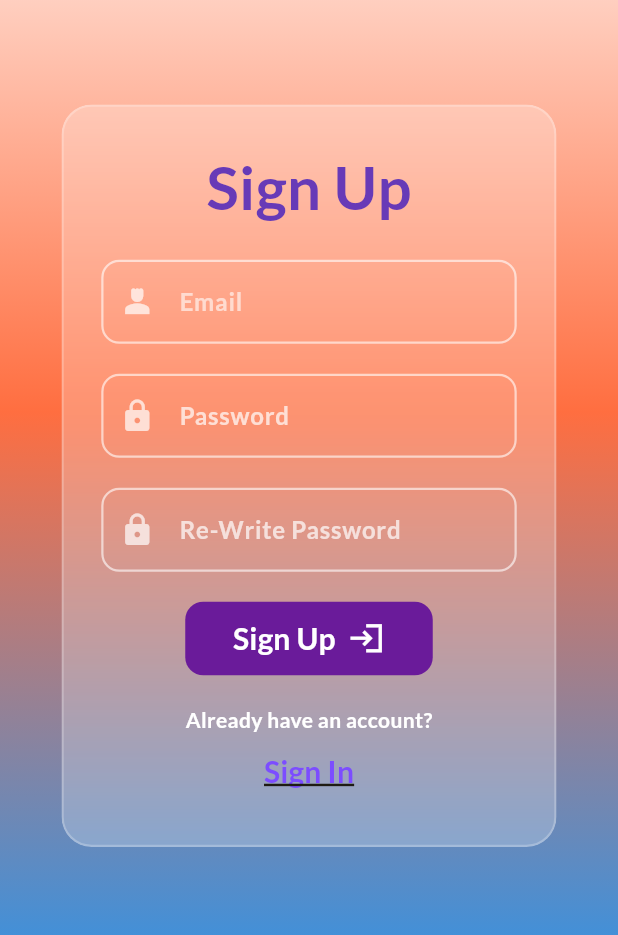
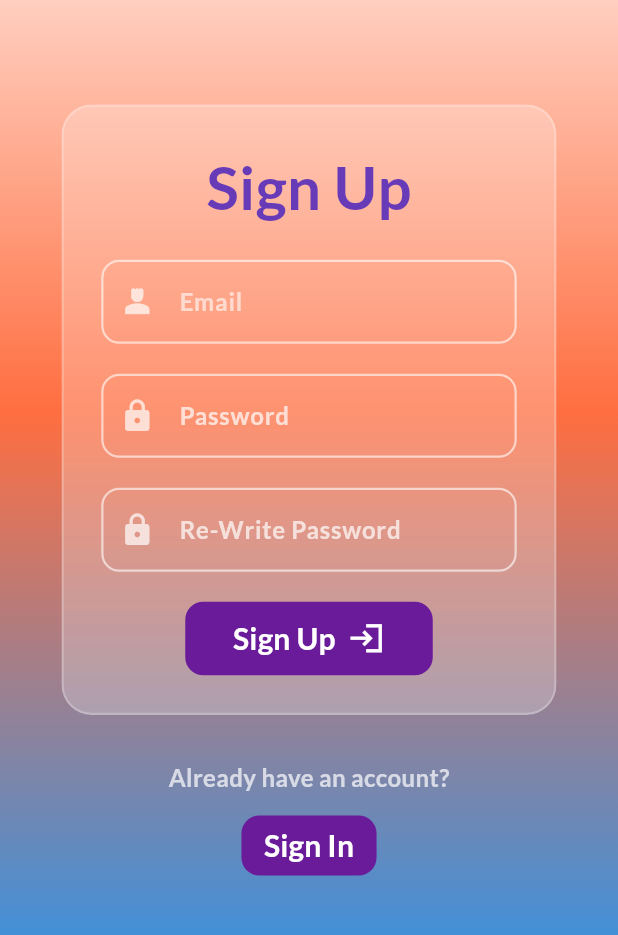
Before and after one commit to Ahmed-Ravy/Smart-Salon-App, a Flutter app: the SignUpPage screen opened directly, on a phone screen of 412 x 824 dp, the part 206-1141 px from its top. Run offline on Flutter 3.47's test engine with Material 3 defaults, Android fonts, the phone set to English and light mode, and no system bars.

Commit message:
Added navigation between sign-in and sign-up page

```diff
--- a/smart_saloon/lib/sign_in_page.dart
+++ b/smart_saloon/lib/sign_in_page.dart
@@ -1,6 +1,7 @@
 import 'dart:ui';
 
 import 'package:flutter/material.dart';
+import 'package:smart_saloon/sign_up_page.dart';
 
 class SignInPage extends StatelessWidget {
   const SignInPage({super.key});
@@ -199,9 +200,10 @@ class SignInPage extends StatelessWidget {
                                   TextButton(
                                     onPressed: () {},
                                     style: TextButton.styleFrom(
-                                       padding: EdgeInsets.all(0),
-                                       minimumSize: Size.zero,
-                                       tapTargetSize: MaterialTapTargetSize.shrinkWrap,
+                                      padding: EdgeInsets.all(0),
+                                      minimumSize: Size.zero,
+                                      tapTargetSize:
+                                          MaterialTapTargetSize.shrinkWrap,
                                     ),
                                     child: Text(
                                       "Forgot password",
@@ -219,7 +221,12 @@ class SignInPage extends StatelessWidget {
                                     height: 1.0, // Thickness of the underline
                                     width:
                                         130.0, // Adjust width to match the text (or use a calculated value)
-                                    color: Color.fromARGB(158,255,254,254,), // The color of the underline
+                                    color: Color.fromARGB(
+                                      158,
+                                      255,
+                                      254,
+                                      254,
+                                    ), // The color of the underline
                                   ),
                                 ],
                               ),
@@ -244,6 +251,12 @@ class SignInPage extends StatelessWidget {
                   FilledButton(
                     onPressed: () {
                       // Navigate to the Sign Up screen
+                      Navigator.push(
+                        context,
+                        MaterialPageRoute(
+                          builder: (context) => const SignUpPage(),
+                        ),
+                      );
                     },
                     style: FilledButton.styleFrom(
                       backgroundColor: const Color(0xFF6A1B9A),
--- a/smart_saloon/lib/sign_up_page.dart
+++ b/smart_saloon/lib/sign_up_page.dart
@@ -1,6 +1,7 @@
 import 'dart:ui';
 
 import 'package:flutter/material.dart';
+import 'package:smart_saloon/sign_in_page.dart';
 
 class SignUpPage extends StatelessWidget {
   const SignUpPage({super.key});
@@ -26,7 +27,7 @@ class SignUpPage extends StatelessWidget {
               physics: BouncingScrollPhysics(),
               child: Column(
                 children: [
-                  const SizedBox(height: 40,),
+                  const SizedBox(height: 40),
                   Padding(
                     padding: const EdgeInsets.symmetric(vertical: 30),
                     //keeping a padding to look good...padding at all side of "smart salon" text
@@ -65,7 +66,10 @@ class SignUpPage extends StatelessWidget {
                           decoration: BoxDecoration(
                             color: Colors.white24,
                             borderRadius: BorderRadius.circular(20),
-                            border: Border.all(color: Colors.white24, width: 1.5),
+                            border: Border.all(
+                              color: Colors.white24,
+                              width: 1.5,
+                            ),
                           ),
                           child: Column(
                             children: [
@@ -195,7 +199,11 @@ class SignUpPage extends StatelessWidget {
                                       borderRadius: BorderRadius.circular(12),
                                     ),
                                   ),
-                                  icon: Icon(Icons.login_sharp, color: Colors.white,size: 25,),
+                                  icon: Icon(
+                                    Icons.login_sharp,
+                                    color: Colors.white,
+                                    size: 25,
+                                  ),
                                   iconAlignment: IconAlignment.end,
                                   label: Text(
                                     "Sign Up",
@@ -207,30 +215,7 @@ class SignUpPage extends StatelessWidget {
                                   ),
                                 ),
                               ),
-                              const SizedBox(height: 20),
-                              Column(
-                                mainAxisAlignment: MainAxisAlignment.center,
-                                //mainAxisSize: MainAxisSize.min,
-                                children: [
-                                  Text(
-                                    "Already have an account?",
-                                    style: TextStyle(color: Colors.white,fontWeight: FontWeight.bold),
-                                  ),
 
-                                  TextButton(
-                                    onPressed: () {},
-                                    child: Text(
-                                      "Sign In",
-                                      style: TextStyle(
-                                        color: Colors.deepPurpleAccent,
-                                        fontWeight: FontWeight.bold,
-                                        decoration: TextDecoration.underline,
-                                        fontSize: 20,
-                                      ),
-                                    ),
-                                  ),
-                                ],
-                              ),
                             ],
                           ),
                         ),
@@ -238,7 +223,46 @@ class SignUpPage extends StatelessWidget {
                     ),
                   ),
 
-                  const SizedBox(height: 80),
+                  const SizedBox(height: 30),
+                  const Text(
+                    "Already have an account?",
+                    style: TextStyle(
+                      color: Colors.white70, // Adjust color to match your theme
+                      fontSize: 16,
+                      fontWeight: FontWeight.w700,
+                    ),
+                  ),
+                  const SizedBox(height: 10),
+                  // The "Sign in" button (using TextButton for a cleaner look)
+                  FilledButton(
+                    onPressed: () {
+                      // Navigate to the Sign Up screen
+                      Navigator.push(
+                        context,
+                        MaterialPageRoute(
+                          builder: (context) => const SignInPage(),
+                        ),
+                      );
+                    },
+                    style: FilledButton.styleFrom(
+                      backgroundColor: const Color(0xFF6A1B9A),
+                      padding: const EdgeInsets.symmetric(horizontal: 15),
+                      shape: RoundedRectangleBorder(
+                        borderRadius: BorderRadius.circular(12),
+                      ),
+                    ),
+                    child: const Text(
+                      'Sign In',
+                      style: TextStyle(
+                        color: Colors.white, // Contrast color for the link
+                        fontSize: 20,
+                        fontWeight: FontWeight.bold,
+                        // Optional: Add an underline if desired
+                        // decoration: TextDecoration.underline,
+                      ),
+                    ),
+                  ),
+
                 ],
               ),
             ),
```
